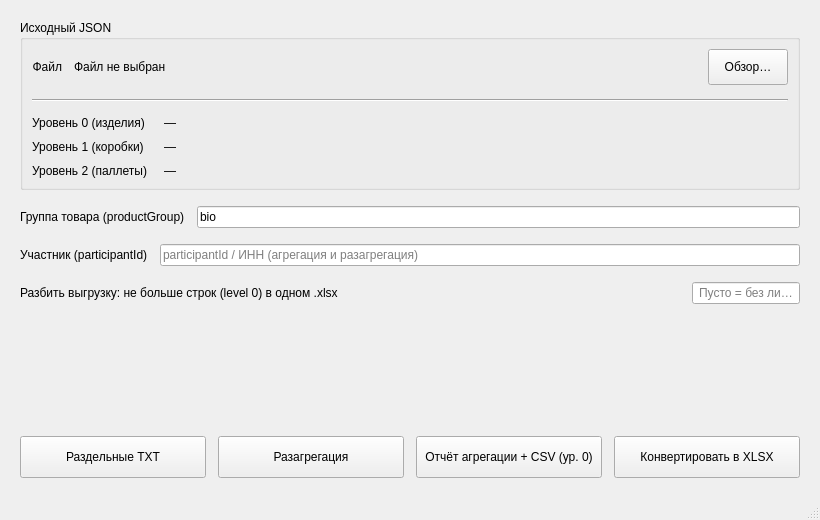
Qt form design.ui (Zhmot666/JSON2XLSX) before a commit.
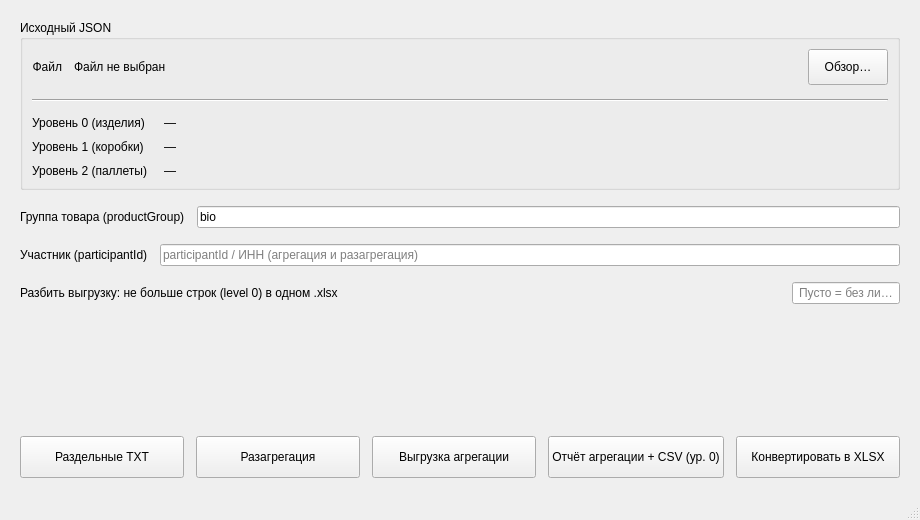
The same form after that commit.

Commit message:
Добавить выгрузку агрегации для уровней выше 0.
Новая кнопка формирует JSON-отчёт без кодов level 0 (паллета → коробки), полный экспорт коробка → изделия сохранён отдельной кнопкой. README и UI обновлены.

```diff
--- a/design.ui
+++ b/design.ui
@@ -6,13 +6,13 @@
    <rect>
     <x>0</x>
     <y>0</y>
-    <width>820</width>
+    <width>920</width>
     <height>520</height>
    </rect>
   </property>
   <property name="minimumSize">
    <size>
-    <width>740</width>
+    <width>840</width>
     <height>460</height>
    </size>
   </property>
@@ -335,6 +335,19 @@
         </property>
        </widget>
       </item>
+      <item>
+       <widget class="QPushButton" name="ExportAggregationJson">
+        <property name="minimumSize">
+         <size>
+          <width>0</width>
+          <height>42</height>
+         </size>
+        </property>
+        <property name="text">
+         <string>Выгрузка агрегации</string>
+        </property>
+       </widget>
+      </item>
       <item>
        <widget class="QPushButton" name="ExportAggregation">
         <property name="minimumSize">
```
The commit also changes 4 other files.
